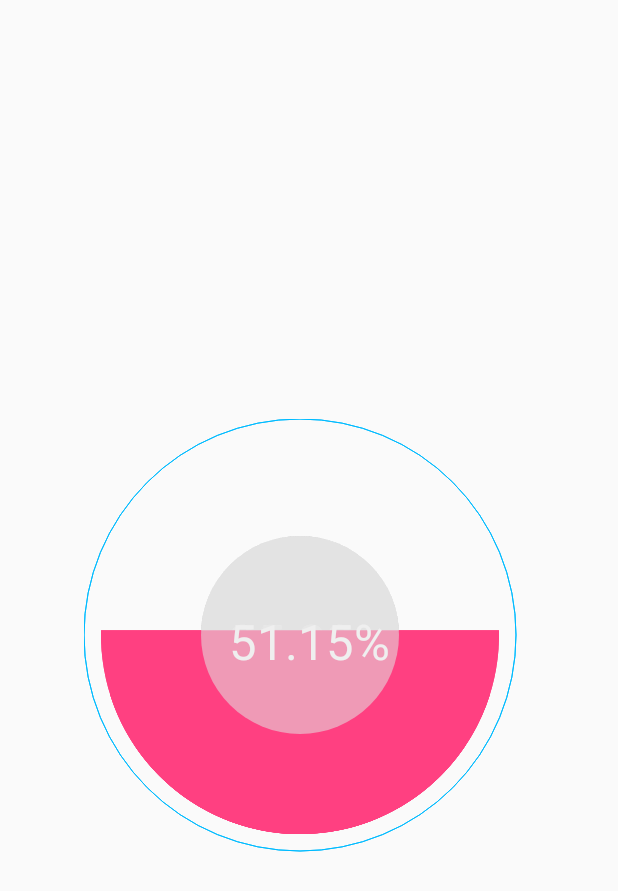
After one commit to noel77543/ToolList, an Android app: the fragment RoundProgressViewFragment placed in its activity, on a phone screen of 412 x 824 dp. The commit adds this screen. Shown: the top 891 px of the screen. Run offline under Robolectric (Android 15) with nearby library versions, the phone set to English and light mode, and no system bars; our stand-ins replace ButterKnife; libraries missing offline, so code that uses them is left out: permissions.dispatcher.

Commit message:
[更新] 完成RoundProgressView

```diff
--- a/app/src/main/java/tw/noel/sung/com/toollist/MainActivity.java
+++ b/app/src/main/java/tw/noel/sung/com/toollist/MainActivity.java
@@ -124,7 +124,7 @@ public class MainActivity extends FragmentActivity implements Runnable, Expandab
         childrenUI.add("2. LinkView");
         childrenUI.add("3. SimplePieView");
         childrenUI.add("4. BlockPieView");
-
+        childrenUI.add("5. RoundProgressView");
 
         ArrayList<String> childrenTool = new ArrayList<>();
         childrenTool.add("1. QRCode Scanner");
@@ -210,6 +210,10 @@ public class MainActivity extends FragmentActivity implements Runnable, Expandab
                 case 3:
                     intent.putExtra(KEY_PAGE, UIActivity.PAGE_BLOCK_PIE_VIEW);
                     break;
+                //WaveProgressVIew
+                case 4:
+                    intent.putExtra(KEY_PAGE, UIActivity.PAGE_ROUND_PRPGRESS_VIEW);
+                    break;
             }
             intent.putExtra(KEY_TITLE, (String) parent.getExpandableListAdapter().getChild(groupPosition, childPosition));
             startActivity(intent);
--- a/app/src/main/java/tw/noel/sung/com/toollist/ui/UIActivity.java
+++ b/app/src/main/java/tw/noel/sung/com/toollist/ui/UIActivity.java
@@ -22,6 +22,7 @@ import tw.noel.sung.com.toollist.ui.block_pie_view.BlockPieFragment;
 import tw.noel.sung.com.toollist.ui.flower_button.FlowerButtonFragment;
 import tw.noel.sung.com.toollist.ui.link_view.LinkViewFragment;
 import tw.noel.sung.com.toollist.ui.simple_pie_view.SimplePieViewFragment;
+import tw.noel.sung.com.toollist.ui.wave_progress_view.RoundProgressViewFragment;
 
 public class UIActivity extends FragmentActivity {
 
@@ -35,8 +36,9 @@ public class UIActivity extends FragmentActivity {
     public static final int PAGE_LINK_VIEW = 102;
     public static final int PAGE_SIMPLE_PIE_VIEW = 103;
     public static final int PAGE_BLOCK_PIE_VIEW = 104;
+    public static final int PAGE_ROUND_PRPGRESS_VIEW = 105;
 
-    @IntDef({PAGE_FLOWER_BUTTON, PAGE_LINK_VIEW, PAGE_SIMPLE_PIE_VIEW, PAGE_BLOCK_PIE_VIEW})
+    @IntDef({PAGE_FLOWER_BUTTON, PAGE_LINK_VIEW, PAGE_SIMPLE_PIE_VIEW, PAGE_BLOCK_PIE_VIEW, PAGE_ROUND_PRPGRESS_VIEW})
     @Retention(RetentionPolicy.SOURCE)
     public @interface Page {
     }
@@ -74,6 +76,9 @@ public class UIActivity extends FragmentActivity {
             case PAGE_BLOCK_PIE_VIEW:
                 fragment = new BlockPieFragment();
                 break;
+            case PAGE_ROUND_PRPGRESS_VIEW:
+                fragment = new RoundProgressViewFragment();
+                break;
         }
         if (fragment != null) {
             replaceFragment(fragment, null);
--- a/app/src/main/java/tw/noel/sung/com/toollist/ui/simple_pie_view/util/SimplePieView.java
+++ b/app/src/main/java/tw/noel/sung/com/toollist/ui/simple_pie_view/util/SimplePieView.java
@@ -248,7 +248,7 @@ public class SimplePieView extends android.support.v7.widget.AppCompatImageView
     private void startAnimation() {
         ValueAnimator animator = ValueAnimator.ofFloat(0, progressTarget / 100f * 180);
         //設置時長
-        animator.setDuration(ANIMATION_TIME_MILLIS).start();
+        animator.setDuration(ANIMATION_TIME_MILLIS);
         //設置加速器
         animator.setInterpolator(new AccelerateInterpolator());
         animator.addUpdateListener(this);
--- /dev/null
+++ b/app/src/main/java/tw/noel/sung/com/toollist/ui/wave_progress_view/RoundProgressViewFragment.java
@@ -0,0 +1,26 @@
+package tw.noel.sung.com.toollist.ui.wave_progress_view;
+
+import butterknife.BindView;
+import tw.noel.sung.com.toollist.BasePageFragment;
+/**
+ * Created by noel on 2019/2/24.
+ */
+import tw.noel.sung.com.toollist.R;
+import tw.noel.sung.com.toollist.ui.wave_progress_view.util.RoundProgressView;
+
+public class RoundProgressViewFragment extends BasePageFragment{
+
+    @BindView(R.id.wave_progress_view)
+    RoundProgressView roundProgressView;
+
+    @Override
+    protected int getContentView() {
+        return R.layout.fragment_wave_progress_view;
+    }
+
+    @Override
+    protected void init() {
+
+        roundProgressView.setProgress(833.61f,1000);
+    }
+}
--- /dev/null
+++ b/app/src/main/java/tw/noel/sung/com/toollist/ui/wave_progress_view/util/RoundProgressView.java
@@ -0,0 +1,270 @@
+package tw.noel.sung.com.toollist.ui.wave_progress_view.util;
+
+import android.animation.ValueAnimator;
+import android.annotation.SuppressLint;
+import android.content.Context;
+import android.content.res.TypedArray;
+import android.graphics.Bitmap;
+import android.graphics.Canvas;
+import android.graphics.Color;
+import android.graphics.Paint;
+import android.graphics.Path;
+import android.graphics.PointF;
+import android.graphics.RectF;
+import android.graphics.drawable.BitmapDrawable;
+import android.support.annotation.Nullable;
+import android.util.AttributeSet;
+import android.util.Log;
+import android.view.animation.AccelerateInterpolator;
+
+import java.math.BigDecimal;
+import java.math.RoundingMode;
+
+import tw.noel.sung.com.toollist.R;
+
+public class RoundProgressView extends android.support.v7.widget.AppCompatImageView implements ValueAnimator.AnimatorUpdateListener {
+
+    //預設- 動畫時間
+    private final int DEFAULT_ANIMATION_TIME = 3000;
+    //預設- 外層線條顏色
+    private final String DEFAULT_OUT_SIDE_LINE_COLOR = "#FF00BBFF";
+    //預設- 外層線條寬度
+    private final int DEFAULT_OUT_SIDE_LINE_WIDTH = 35;
+
+    //預設- 內部顯示百分比的圓背景色
+    private final String DEFAULT_INNER_CIRCLE_COLOR = "#8DE2E2E2";
+    //預設- 內部圓顯示百分比的文字顏色
+    private final String DEFAULT_INNER_CIRCLE_PROGRESS_TEXT_COLOR = "#FFFFFFFF";
+
+    //預設- 進度圓的背景色
+    private final String DEFAULT_PROGRESS_CIRCLE_COLOR = "#FFFF4081";
+
+
+    private int animationTime;
+    private int outsideLineColor;
+    private int outsideLineWidth;
+
+    private int innerCircleColor;
+    private int innerCircleProgressTextColor;
+
+    private int progressCircleColor;
+
+    private Context context;
+    private Paint backgroundPaint;
+    private Paint textPaint;
+    private Paint paint;
+
+    //最外層圓的半徑
+    private int outsideCircleRadius;
+    //進度圓的半徑
+    private int radius;
+    //內部文字圓的半徑
+    private int innerRadius;
+
+    private Canvas canvas;
+    private Canvas backgroundCanvas;
+    private Bitmap bitmap;
+
+    //View寬度
+    private int viewWidth;
+    //View高度
+    private int viewHeight;
+    //進度圓的圓心點
+    private PointF pointF;
+    //進度圓的框架
+    private RectF rectF;
+    //進度圓的繪製路徑
+    private Path path;
+    //總數
+    private float total;
+    //當前
+    private float current;
+
+
+    //波浪路徑
+    private Path wavePath;
+    //波浪長度
+    private int waveWidth;
+    //波浪數量
+    private int mWaveCount;
+
+    //-------------
+    public RoundProgressView(Context context) {
+        this(context, null);
+    }
+
+    public RoundProgressView(Context context, @Nullable AttributeSet attrs) {
+        this(context, attrs, 0);
+    }
+
+    public RoundProgressView(Context context, @Nullable AttributeSet attrs, int defStyleAttr) {
+        super(context, attrs, defStyleAttr);
+        this.context = context;
+        initAttr(attrs, defStyleAttr);
+        init();
+    }
+
+
+    //--------------
+
+    private void initAttr(AttributeSet attrs, int defStyleAttr) {
+        TypedArray typedArray = context.getTheme().obtainStyledAttributes(attrs, R.styleable.RoundProgressView, defStyleAttr, 0);
+
+        animationTime = typedArray.getDimensionPixelSize(R.styleable.RoundProgressView_roundProgressViewAnimationTime, DEFAULT_ANIMATION_TIME);
+        outsideLineColor = typedArray.getColor(R.styleable.RoundProgressView_roundProgressViewOutsideLineColor, Color.parseColor(DEFAULT_OUT_SIDE_LINE_COLOR));
+        outsideLineWidth = typedArray.getDimensionPixelSize(R.styleable.RoundProgressView_roundProgressViewOutsideLineWidth, DEFAULT_OUT_SIDE_LINE_WIDTH);
+        innerCircleColor = typedArray.getColor(R.styleable.RoundProgressView_roundProgressViewInnerCircleColor, Color.parseColor(DEFAULT_INNER_CIRCLE_COLOR));
+        innerCircleProgressTextColor = typedArray.getColor(R.styleable.RoundProgressView_roundProgressViewInnerCircleProgressTextColor, Color.parseColor(DEFAULT_INNER_CIRCLE_PROGRESS_TEXT_COLOR));
+        progressCircleColor = typedArray.getColor(R.styleable.RoundProgressView_roundProgressViewProgressCircleColor, Color.parseColor(DEFAULT_PROGRESS_CIRCLE_COLOR));
+        typedArray.recycle();
+    }
+
+
+    //------------
+
+    private void init() {
+        paint = new Paint(Paint.ANTI_ALIAS_FLAG);
+        backgroundPaint = new Paint(Paint.ANTI_ALIAS_FLAG);
+        textPaint = new Paint(Paint.ANTI_ALIAS_FLAG);
+        pointF = new PointF();
+        rectF = new RectF();
+        path = new Path();
+        wavePath = new Path();
+    }
+
+    //------------
+
+    @SuppressLint("DrawAllocation")
+    @Override
+    protected void onMeasure(int widthMeasureSpec, int heightMeasureSpec) {
+        viewWidth = MeasureSpec.getSize(widthMeasureSpec);
+        viewHeight = MeasureSpec.getSize(heightMeasureSpec);
+
+        //使維持正方形
+        if (viewWidth > viewHeight) {
+            viewWidth = viewHeight;
+        } else {
+            viewHeight = viewWidth;
+        }
+        setMeasuredDimension(viewWidth, viewHeight);
+
+        outsideCircleRadius = (viewWidth - outsideLineWidth / 2) / 2;
+        radius = outsideCircleRadius - outsideLineWidth / 2;
+        innerRadius = radius / 2;
+
+        bitmap = Bitmap.createBitmap(viewWidth, viewHeight, Bitmap.Config.ARGB_8888);
+        backgroundCanvas = new Canvas(bitmap);
+        setBackground(new BitmapDrawable(getResources(), bitmap));
+        canvas = new Canvas(bitmap);
+        setImageBitmap(bitmap);
+
+        drawOutsideCircle();
+    }
+
+    //----------------
+
+    /***
+     * 繪製外層圓
+     */
+    private void drawOutsideCircle() {
+        backgroundPaint.setStyle(Paint.Style.STROKE);
+        backgroundPaint.setColor(outsideLineColor);
+        backgroundPaint.setShader(null);
+        backgroundCanvas.drawCircle(outsideCircleRadius, outsideCircleRadius, outsideCircleRadius, backgroundPaint);
+    }
+
+
+    //----------------
+
+    @Override
+    protected void onDraw(Canvas canvas) {
+        super.onDraw(canvas);
+
+        drawProgressCircle(current);
+        drawProgressText(current);
+        drawInnerCircle();
+    }
+    //----------------
+
+    /***
+     * 繪製內層圓
+     */
+    private void drawInnerCircle() {
+        paint.setStyle(Paint.Style.FILL);
+        paint.setColor(innerCircleColor);
+        canvas.drawCircle(outsideCircleRadius, outsideCircleRadius, innerRadius, paint);
+
+    }
+
+    //-----------------
+
+    /***
+     * 繪製當前進度圓
+     */
+    private void drawProgressCircle(float value) {
+        pointF.x = outsideCircleRadius;
+        pointF.y = outsideCircleRadius;
+        rectF.set(pointF.x - radius, pointF.y - radius, pointF.x + radius, pointF.y + radius);
+
+        float y = pointF.y + radius - (2 * radius * value / (total - 1));
+        float x = pointF.x - (float) Math.sqrt(Math.pow(radius, 2) - Math.pow(y - pointF.y, 2));
+
+        float angle = (float) Math.toDegrees(Math.atan((pointF.y - y) / (x - pointF.x)));
+        //起點 由下
+        float startAngle = 180 - angle;
+        //終點 至上
+        float sweepAngle = 2 * angle - 180;
+
+        path.rewind();
+        path.addArc(rectF, startAngle, sweepAngle);
+        path.close();
+
+
+        backgroundPaint.setStyle(Paint.Style.FILL);
+        backgroundPaint.setColor(progressCircleColor);
+        backgroundCanvas.drawPath(path, backgroundPaint);
+    }
+
+    //-----------------
+
+    /***
+     * 寫出當前進度百分比
+     */
+    private void drawProgressText(float current) {
+        //取小數第二位
+        String percent = new BigDecimal((double) (current / total * 100)).setScale(2, RoundingMode.HALF_UP).toString() + "%";
+
+        textPaint.setTextSize(innerRadius / 2);
+        textPaint.setStyle(Paint.Style.FILL);
+        textPaint.setColor(innerCircleProgressTextColor);
+        textPaint.setTextAlign(Paint.Align.CENTER);
+        canvas.drawText(percent, canvas.getWidth() / 2, (int) ((canvas.getHeight() / 2) - ((textPaint.descent() + textPaint.ascent()) / 2)), textPaint);
+    }
+    //-----------------
+
+    @Override
+    public void onAnimationUpdate(ValueAnimator animation) {
+        current = (float) animation.getAnimatedValue();
+        invalidate();
+    }
+
+    //-----------------
+
+    /***
+     * 設置進度
+     */
+    public void setProgress(float target, float total) {
+        if (target <= total) {
+            this.total = total;
+            ValueAnimator valueAnimator = ValueAnimator.ofFloat(0, target);
+            //設置時長
+            valueAnimator.setDuration(animationTime);
+            //設置加速器
+            valueAnimator.setInterpolator(new AccelerateInterpolator());
+            valueAnimator.addUpdateListener(this);
+            valueAnimator.start();
+        } else {
+            Log.e(RoundProgressView.class.getSimpleName(), "total不得小於target");
+        }
+    }
+}
--- /dev/null
+++ b/app/src/main/res/layout/fragment_wave_progress_view.xml
@@ -0,0 +1,11 @@
+<?xml version="1.0" encoding="utf-8"?>
+<LinearLayout xmlns:android="http://schemas.android.com/apk/res/android"
+    android:layout_width="match_parent"
+    android:layout_height="match_parent"
+    android:gravity="center">
+
+    <tw.noel.sung.com.toollist.ui.wave_progress_view.util.RoundProgressView
+        android:id="@+id/wave_progress_view"
+        android:layout_width="300dp"
+        android:layout_height="300dp" />
+</LinearLayout>
--- a/app/src/main/res/values/attrs.xml
+++ b/app/src/main/res/values/attrs.xml
@@ -9,7 +9,7 @@
     <declare-styleable name="LinkView">
         <attr name="linkViewPointOuterColor" format="reference|color" />
         <attr name="linkViewLineColor" format="reference|color" />
-        <attr name="linkViewPointCount" format="reference|integer"/>
+        <attr name="linkViewPointCount" format="reference|integer" />
         <attr name="linkViewPointInnerColor" format="reference|color" />
     </declare-styleable>
 
@@ -23,10 +23,22 @@
         <attr name="simplePieViewEndColor" format="reference|color" />
         <attr name="simplePieViewEmptyColor" format="reference|color" />
         <attr name="simplePieViewStartAndEndTextSize" format="reference|dimension" />
-        <attr name="simplePieViewStartAndEndTextColor" format="color|dimension" />
+        <attr name="simplePieViewStartAndEndTextColor" format="reference|color" />
         <attr name="simplePieViewProgressWidth" format="reference|dimension" />
         <attr name="simplePieViewCurrentProgressTextSize" format="reference|dimension" />
-        <attr name="simplePieViewCurrentProgressTextColor" format="color|dimension" />
+        <attr name="simplePieViewCurrentProgressTextColor" format="reference|color" />
     </declare-styleable>
 
+
+    <declare-styleable name="RoundProgressView">
+        <attr name="roundProgressViewOutsideLineColor" format="reference|color" />
+        <attr name="roundProgressViewAnimationTime" format="reference|dimension" />
+        <attr name="roundProgressViewOutsideLineWidth" format="reference|dimension" />
+        <attr name="roundProgressViewInnerCircleColor" format="reference|color" />
+        <attr name="roundProgressViewInnerCircleProgressTextColor" format="reference|color" />
+        <attr name="roundProgressViewInnerCircleProgressTextSize" format="reference|dimension" />
+        <attr name="roundProgressViewProgressCircleColor" format="reference|color" />
+    </declare-styleable>
+
+
 </resources>
```
